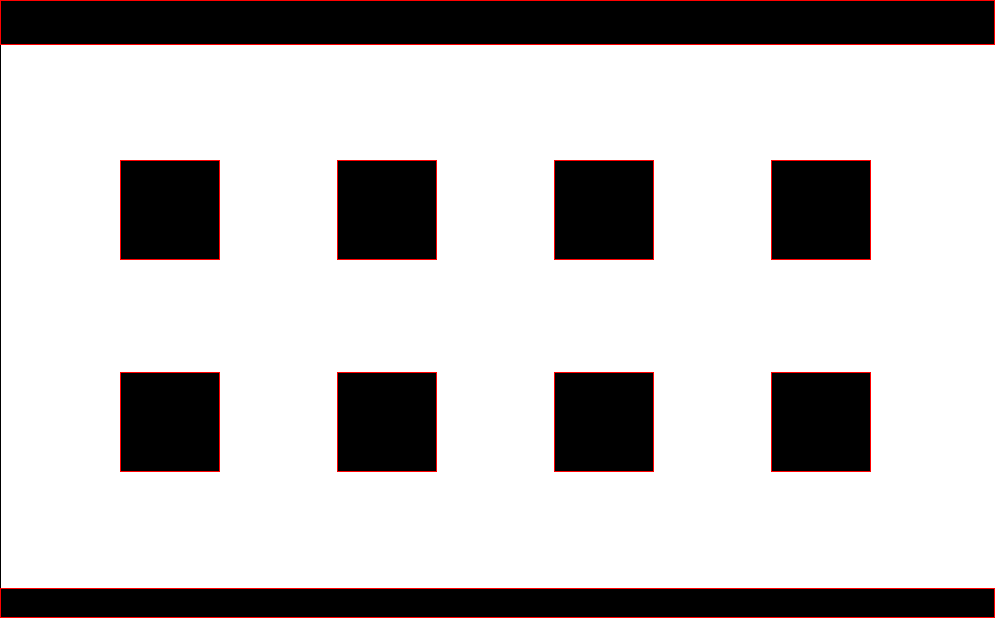
hnmcano/unique, file window/mesas.ui: the form before one commit.
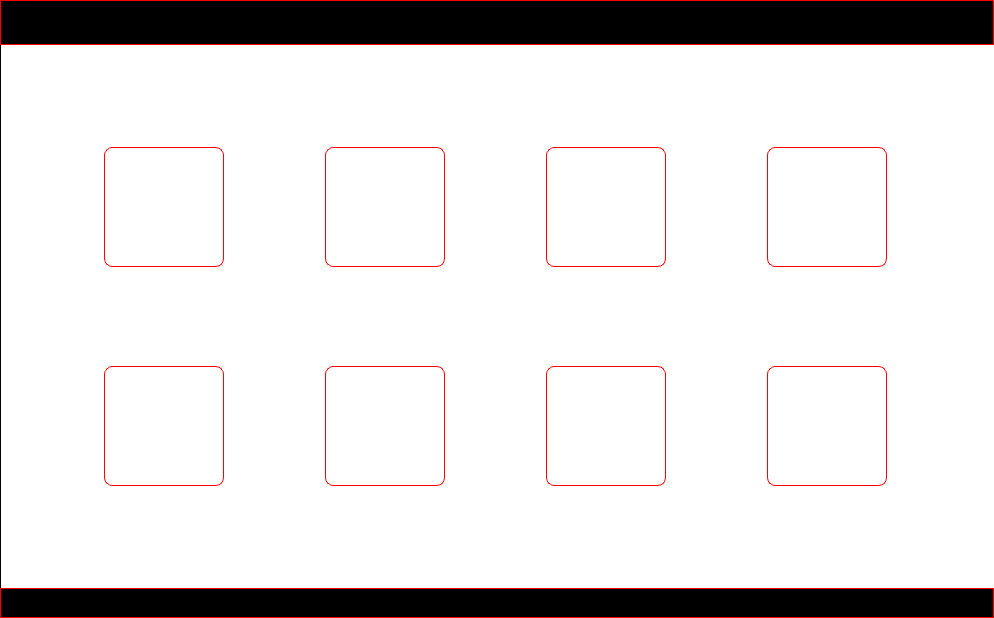
The form after the commit.

```diff
--- a/window/mesas.ui
+++ b/window/mesas.ui
@@ -6,7 +6,7 @@
    <rect>
     <x>0</x>
     <y>0</y>
-    <width>995</width>
+    <width>994</width>
     <height>618</height>
    </rect>
   </property>
@@ -58,18 +58,37 @@
         <widget class="QPushButton" name="Mesa_01">
          <property name="minimumSize">
           <size>
-           <width>100</width>
-           <height>100</height>
+           <width>120</width>
+           <height>120</height>
           </size>
          </property>
          <property name="maximumSize">
           <size>
-           <width>100</width>
-           <height>100</height>
+           <width>120</width>
+           <height>120</height>
           </size>
          </property>
          <property name="styleSheet">
-          <string notr="true">background-color: black; border: 1px solid red;</string>
+          <string notr="true">QPushButton {
+    background: qlineargradient(x1: 0, y1: 0, x2: 0, y2: 1,
+        stop: 0 #000000, stop: 1 #000000);
+    color: white;
+    border: 1px solid red;
+    padding: 12px 24px;
+    border-radius: 8px;
+    font-weight: bold;
+    font-size: 14px;
+}
+
+QPushButton:hover {
+    background: qlineargradient(x1: 0, y1: 0, x2: 0, y2: 1,
+        stop: 0 #4e4e4e, stop: 1 #4e4e4e);
+}
+
+QPushButton:pressed {
+    background: qlineargradient(x1: 0, y1: 0, x2: 0, y2: 1,
+        stop: 0 #1a5fb4, stop: 1 #4a00e0);
+}</string>
          </property>
          <property name="text">
           <string>Mesa 01</string>
@@ -80,18 +99,37 @@
         <widget class="QPushButton" name="Mesa_02">
          <property name="minimumSize">
           <size>
-           <width>100</width>
-           <height>100</height>
+           <width>120</width>
+           <height>120</height>
           </size>
          </property>
          <property name="maximumSize">
           <size>
-           <width>100</width>
-           <height>100</height>
+           <width>120</width>
+           <height>120</height>
           </size>
          </property>
          <property name="styleSheet">
-          <string notr="true">background-color: black; border: 1px solid red;</string>
+          <string notr="true">QPushButton {
+    background: qlineargradient(x1: 0, y1: 0, x2: 0, y2: 1,
+        stop: 0 #000000, stop: 1 #000000);
+    color: white;
+    border: 1px solid red;
+    padding: 12px 24px;
+    border-radius: 8px;
+    font-weight: bold;
+    font-size: 14px;
+}
+
+QPushButton:hover {
+    background: qlineargradient(x1: 0, y1: 0, x2: 0, y2: 1,
+        stop: 0 #4e4e4e, stop: 1 #4e4e4e);
+}
+
+QPushButton:pressed {
+    background: qlineargradient(x1: 0, y1: 0, x2: 0, y2: 1,
+        stop: 0 #1a5fb4, stop: 1 #4a00e0);
+}</string>
          </property>
          <property name="text">
           <string>Mesa 02</string>
@@ -102,18 +140,37 @@
         <widget class="QPushButton" name="Mesa_03">
          <property name="minimumSize">
           <size>
-           <width>100</width>
-           <height>100</height>
+           <width>120</width>
+           <height>120</height>
           </size>
          </property>
          <property name="maximumSize">
           <size>
-           <width>100</width>
-           <height>100</height>
+           <width>120</width>
+           <height>120</height>
           </size>
          </property>
          <property name="styleSheet">
-          <string notr="true">background-color: black; border: 1px solid red;</string>
+          <string notr="true">QPushButton {
+    background: qlineargradient(x1: 0, y1: 0, x2: 0, y2: 1,
+        stop: 0 #000000, stop: 1 #000000);
+    color: white;
+    border: 1px solid red;
+    padding: 12px 24px;
+    border-radius: 8px;
+    font-weight: bold;
+    font-size: 14px;
+}
+
+QPushButton:hover {
+    background: qlineargradient(x1: 0, y1: 0, x2: 0, y2: 1,
+        stop: 0 #4e4e4e, stop: 1 #4e4e4e);
+}
+
+QPushButton:pressed {
+    background: qlineargradient(x1: 0, y1: 0, x2: 0, y2: 1,
+        stop: 0 #1a5fb4, stop: 1 #4a00e0);
+}</string>
          </property>
          <property name="text">
           <string>Mesa 03</string>
@@ -124,18 +181,37 @@
         <widget class="QPushButton" name="Mesa_04">
          <property name="minimumSize">
           <size>
-           <width>100</width>
-           <height>100</height>
+           <width>120</width>
+           <height>120</height>
           </size>
          </property>
          <property name="maximumSize">
           <size>
-           <width>100</width>
-           <height>100</height>
+           <width>120</width>
+           <height>120</height>
           </size>
          </property>
          <property name="styleSheet">
-          <string notr="true">background-color: black; border: 1px solid red;</string>
+          <string notr="true">QPushButton {
+    background: qlineargradient(x1: 0, y1: 0, x2: 0, y2: 1,
+        stop: 0 #000000, stop: 1 #000000);
+    color: white;
+    border: 1px solid red;
+    padding: 12px 24px;
+    border-radius: 8px;
+    font-weight: bold;
+    font-size: 14px;
+}
+
+QPushButton:hover {
+    background: qlineargradient(x1: 0, y1: 0, x2: 0, y2: 1,
+        stop: 0 #4e4e4e, stop: 1 #4e4e4e);
+}
+
+QPushButton:pressed {
+    background: qlineargradient(x1: 0, y1: 0, x2: 0, y2: 1,
+        stop: 0 #1a5fb4, stop: 1 #4a00e0);
+}</string>
          </property>
          <property name="text">
           <string>Mesa 04</string>
@@ -146,18 +222,37 @@
         <widget class="QPushButton" name="Mesa_07">
          <property name="minimumSize">
           <size>
-           <width>100</width>
-           <height>100</height>
+           <width>120</width>
+           <height>120</height>
           </size>
          </property>
          <property name="maximumSize">
           <size>
-           <width>100</width>
-           <height>100</height>
+           <width>120</width>
+           <height>120</height>
           </size>
          </property>
          <property name="styleSheet">
-          <string notr="true">background-color: black; border: 1px solid red;</string>
+          <string notr="true">QPushButton {
+    background: qlineargradient(x1: 0, y1: 0, x2: 0, y2: 1,
+        stop: 0 #000000, stop: 1 #000000);
+    color: white;
+    border: 1px solid red;
+    padding: 12px 24px;
+    border-radius: 8px;
+    font-weight: bold;
+    font-size: 14px;
+}
+
+QPushButton:hover {
+    background: qlineargradient(x1: 0, y1: 0, x2: 0, y2: 1,
+        stop: 0 #4e4e4e, stop: 1 #4e4e4e);
+}
+
+QPushButton:pressed {
+    background: qlineargradient(x1: 0, y1: 0, x2: 0, y2: 1,
+        stop: 0 #1a5fb4, stop: 1 #4a00e0);
+}</string>
          </property>
          <property name="text">
           <string>Mesa 07</string>
@@ -168,18 +263,37 @@
         <widget class="QPushButton" name="Mesa_06">
          <property name="minimumSize">
           <size>
-           <width>100</width>
-           <height>100</height>
+           <width>120</width>
+           <height>120</height>
           </size>
          </property>
          <property name="maximumSize">
           <size>
-           <width>100</width>
-           <height>100</height>
+           <width>120</width>
+           <height>120</height>
           </size>
          </property>
          <property name="styleSheet">
-          <string notr="true">background-color: black; border: 1px solid red;</string>
+          <string notr="true">QPushButton {
+    background: qlineargradient(x1: 0, y1: 0, x2: 0, y2: 1,
+        stop: 0 #000000, stop: 1 #000000);
+    color: white;
+    border: 1px solid red;
+    padding: 12px 24px;
+    border-radius: 8px;
+    font-weight: bold;
+    font-size: 14px;
+}
+
+QPushButton:hover {
+    background: qlineargradient(x1: 0, y1: 0, x2: 0, y2: 1,
+        stop: 0 #4e4e4e, stop: 1 #4e4e4e);
+}
+
+QPushButton:pressed {
+    background: qlineargradient(x1: 0, y1: 0, x2: 0, y2: 1,
+        stop: 0 #1a5fb4, stop: 1 #4a00e0);
+}</string>
          </property>
          <property name="text">
           <string>Mesa 06</string>
@@ -190,18 +304,37 @@
         <widget class="QPushButton" name="Mesa_05">
          <property name="minimumSize">
           <size>
-           <width>100</width>
-           <height>100</height>
+           <width>120</width>
+           <height>120</height>
           </size>
          </property>
          <property name="maximumSize">
           <size>
-           <width>100</width>
-           <height>100</height>
+           <width>120</width>
+           <height>120</height>
           </size>
          </property>
          <property name="styleSheet">
-          <string notr="true">background-color: black; border: 1px solid red;</string>
+          <string notr="true">QPushButton {
+    background: qlineargradient(x1: 0, y1: 0, x2: 0, y2: 1,
+        stop: 0 #000000, stop: 1 #000000);
+    color: white;
+    border: 1px solid red;
+    padding: 12px 24px;
+    border-radius: 8px;
+    font-weight: bold;
+    font-size: 14px;
+}
+
+QPushButton:hover {
+    background: qlineargradient(x1: 0, y1: 0, x2: 0, y2: 1,
+        stop: 0 #4e4e4e, stop: 1 #4e4e4e);
+}
+
+QPushButton:pressed {
+    background: qlineargradient(x1: 0, y1: 0, x2: 0, y2: 1,
+        stop: 0 #1a5fb4, stop: 1 #4a00e0);
+}</string>
          </property>
          <property name="text">
           <string>Mesa 05</string>
@@ -212,18 +345,37 @@
         <widget class="QPushButton" name="Mesa_08">
          <property name="minimumSize">
           <size>
-           <width>100</width>
-           <height>100</height>
+           <width>120</width>
+           <height>120</height>
           </size>
          </property>
          <property name="maximumSize">
           <size>
-           <width>100</width>
-           <height>100</height>
+           <width>120</width>
+           <height>120</height>
           </size>
          </property>
          <property name="styleSheet">
-          <string notr="true">background-color: black; border: 1px solid red;</string>
+          <string notr="true">QPushButton {
+    background: qlineargradient(x1: 0, y1: 0, x2: 0, y2: 1,
+        stop: 0 #000000, stop: 1 #000000);
+    color: white;
+    border: 1px solid red;
+    padding: 12px 24px;
+    border-radius: 8px;
+    font-weight: bold;
+    font-size: 14px;
+}
+
+QPushButton:hover {
+    background: qlineargradient(x1: 0, y1: 0, x2: 0, y2: 1,
+        stop: 0 #4e4e4e, stop: 1 #4e4e4e);
+}
+
+QPushButton:pressed {
+    background: qlineargradient(x1: 0, y1: 0, x2: 0, y2: 1,
+        stop: 0 #1a5fb4, stop: 1 #4a00e0);
+}</string>
          </property>
          <property name="text">
           <string>Mesa 08</string>
```
